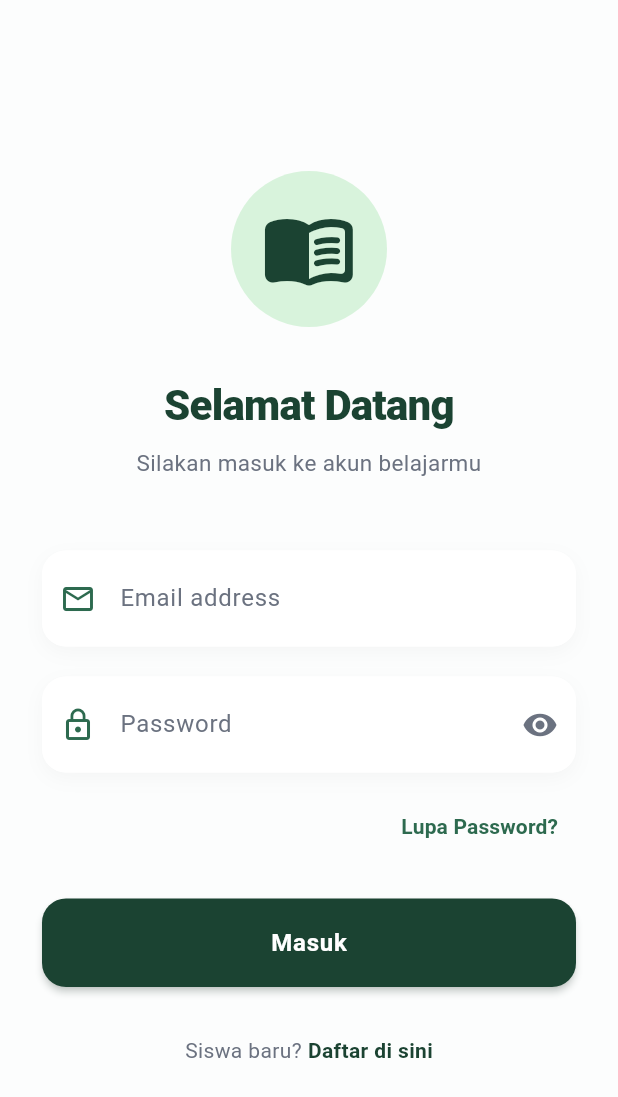
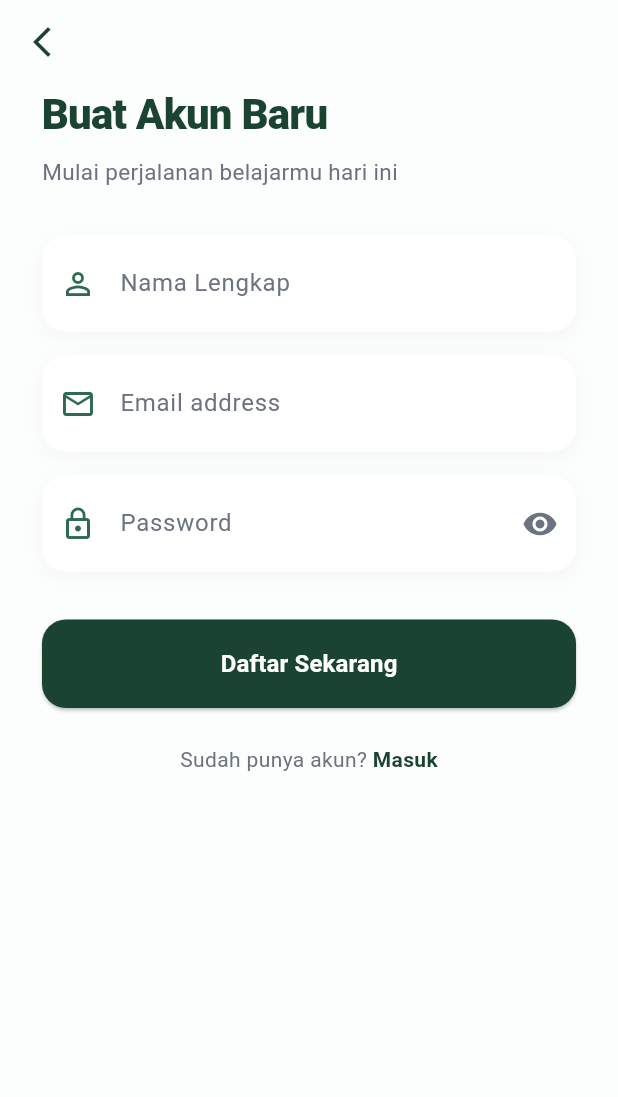
Before and after one commit to Septianhutasoit/Sister_MicroServices_ELearning, a Flutter app: the screen it shows after launch, after a tap on "Daftar di sini", on a phone screen of 412 x 824 dp. Shown: the top 1097 px of the screen. Run offline on Flutter 3.47's test engine with Material 3 defaults, Android fonts, the phone set to English and light mode, and no system bars.

Commit message:
registerlo

```diff
--- a/mobile-app/lib/features/auth/pages/login_page.dart
+++ b/mobile-app/lib/features/auth/pages/login_page.dart
@@ -1,4 +1,6 @@
 import 'package:flutter/material.dart';
+import 'register_page.dart';
+import 'forgot_password_page.dart';
 import '../../../core/theme/app_colors.dart';
 
 class LoginPage extends StatefulWidget {
@@ -169,7 +171,16 @@ class _LoginPageState extends State<LoginPage> {
                 Align(
                   alignment: Alignment.centerRight,
                   child: TextButton(
-                    onPressed: () {},
+                    // 👇 BAGIAN INI DIUBAH 👇
+                    onPressed: () {
+                      Navigator.push(
+                        context,
+                        MaterialPageRoute(
+                          builder: (context) => const ForgotPasswordPage(),
+                        ),
+                      );
+                    },
+                    // 👆 SAMPAI SINI 👆
                     style: TextButton.styleFrom(
                       foregroundColor: AppColors.primaryLight,
                     ),
@@ -184,6 +195,7 @@ class _LoginPageState extends State<LoginPage> {
                 // --- TOMBOL MASUK ---
                 ElevatedButton(
                   onPressed: () {
+                    // Nanti ini untuk route ke Dashboard setelah API siap
                     print("Login ke E-Learning...");
                   },
                   style: ElevatedButton.styleFrom(
@@ -219,7 +231,16 @@ class _LoginPageState extends State<LoginPage> {
                     ),
                     const SizedBox(width: 4),
                     GestureDetector(
-                      onTap: () {},
+                      // 👇 BAGIAN INI DIUBAH 👇
+                      onTap: () {
+                        Navigator.push(
+                          context,
+                          MaterialPageRoute(
+                            builder: (context) => const RegisterPage(),
+                          ),
+                        );
+                      },
+                      // 👆 SAMPAI SINI 👆
                       child: const Text(
                         "Daftar di sini",
                         style: TextStyle(
--- /dev/null
+++ b/mobile-app/lib/features/auth/pages/register_page.dart
@@ -0,0 +1,181 @@
+import 'package:flutter/material.dart';
+import '../../../core/theme/app_colors.dart';
+
+class RegisterPage extends StatefulWidget {
+  const RegisterPage({super.key});
+
+   @override
+  State<RegisterPage> createState() => _RegisterPageState();
+}
+
+class _RegisterPageState extends State<RegisterPage> {
+  bool _isPasswordVisible = false;
+
+  @override
+  Widget build(BuildContext context) {
+    return Scaffold(
+      backgroundColor: AppColors.background,
+      appBar: AppBar(
+        backgroundColor: Colors.transparent,
+        elevation: 0,
+        leading: IconButton(
+          icon: const Icon(Icons.arrow_back_ios_new, color: AppColors.primary),
+          onPressed: () => Navigator.pop(context), // Tombol kembali
+        ),
+      ),
+      body: SafeArea(
+        child: SingleChildScrollView(
+          padding: const EdgeInsets.symmetric(horizontal: 28.0),
+          child: Column(
+            crossAxisAlignment: CrossAxisAlignment.stretch,
+            children: [
+              const Text(
+                "Buat Akun Baru",
+                style: TextStyle(
+                  fontSize: 28,
+                  fontWeight: FontWeight.w800,
+                  color: AppColors.primary,
+                  letterSpacing: -0.5,
+                ),
+              ),
+              const SizedBox(height: 8),
+              const Text(
+                "Mulai perjalanan belajarmu hari ini",
+                style: TextStyle(fontSize: 15, color: AppColors.textSecondary),
+              ),
+              const SizedBox(height: 32),
+
+              // --- FORM NAMA LENGKAP ---
+              _buildInputContainer(
+                child: TextField(
+                  decoration: _inputDecoration(
+                    "Nama Lengkap",
+                    Icons.person_outline,
+                  ),
+                ),
+              ),
+              const SizedBox(height: 16),
+
+              // --- FORM EMAIL ---
+              _buildInputContainer(
+                child: TextField(
+                  keyboardType: TextInputType.emailAddress,
+                  decoration: _inputDecoration(
+                    "Email address",
+                    Icons.email_outlined,
+                  ),
+                ),
+              ),
+              const SizedBox(height: 16),
+
+              // --- FORM PASSWORD ---
+              _buildInputContainer(
+                child: TextField(
+                  obscureText: !_isPasswordVisible,
+                  decoration: _inputDecoration("Password", Icons.lock_outline)
+                      .copyWith(
+                        suffixIcon: IconButton(
+                          icon: Icon(
+                            _isPasswordVisible
+                                ? Icons.visibility_off
+                                : Icons.visibility,
+                            color: AppColors.textSecondary,
+                          ),
+                          onPressed: () {
+                            setState(() {
+                              _isPasswordVisible = !_isPasswordVisible;
+                            });
+                          },
+                        ),
+                      ),
+                ),
+              ),
+              const SizedBox(height: 32),
+
+              // --- TOMBOL DAFTAR ---
+              ElevatedButton(
+                onPressed: () {},
+                style: _buttonStyle(),
+                child: const Text(
+                  "Daftar Sekarang",
+                  style: TextStyle(fontSize: 16, fontWeight: FontWeight.bold),
+                ),
+              ),
+              const SizedBox(height: 24),
+
+              // --- SUDAH PUNYA AKUN ---
+              Row(
+                mainAxisAlignment: MainAxisAlignment.center,
+                children: [
+                  const Text(
+                    "Sudah punya akun? ",
+                    style: TextStyle(color: AppColors.textSecondary),
+                  ),
+                  GestureDetector(
+                    onTap: () => Navigator.pop(context), // Kembali Login
+                    child: const Text(
+                      "Masuk",
+                      style: TextStyle(
+                        color: AppColors.primary,
+                        fontWeight: FontWeight.bold,
+                      ),
+                    ),
+                  ),
+                ],
+              ),
+            ],
+          ),
+        ),
+      ),
+    );
+  }
+
+
+  Widget _buildInputContainer({required Widget child}) {
+    return Container(
+      decoration: BoxDecoration(
+        color: AppColors.surface,
+        borderRadius: BorderRadius.circular(16),
+        boxShadow: [
+          BoxShadow(
+            color: Colors.black.withOpacity(0.03),
+            blurRadius: 10,
+            offset: const Offset(0, 4),
+          ),
+        ],
+      ),
+      child: child,
+    );
+  }
+
+  InputDecoration _inputDecoration(String hint, IconData icon) {
+    return InputDecoration(
+      hintText: hint,
+      hintStyle: const TextStyle(
+        color: AppColors.textSecondary,
+        fontWeight: FontWeight.normal,
+      ),
+      prefixIcon: Icon(icon, color: AppColors.primaryLight),
+      filled: true,
+      fillColor: AppColors.surface,
+      contentPadding: const EdgeInsets.symmetric(vertical: 20),
+      border: OutlineInputBorder(
+        borderRadius: BorderRadius.circular(16),
+        borderSide: BorderSide.none,
+      ),
+      focusedBorder: OutlineInputBorder(
+        borderRadius: BorderRadius.circular(16),
+        borderSide: const BorderSide(color: AppColors.primary, width: 1.5),
+      ),
+    );
+  }
+
+  ButtonStyle _buttonStyle() {
+    return ElevatedButton.styleFrom(
+      backgroundColor: AppColors.primary,
+      foregroundColor: Colors.white,
+      padding: const EdgeInsets.symmetric(vertical: 18),
+      shape: RoundedRectangleBorder(borderRadius: BorderRadius.circular(16)),
+    );
+  }
+}
--- a/mobile-app/lib/main.dart
+++ b/mobile-app/lib/main.dart
@@ -1,5 +1,7 @@
 import 'package:flutter/material.dart';
+import 'core/theme/app_colors.dart';
 import 'features/auth/pages/login_page.dart';
+
 void main() {
   runApp(const MyApp());
 }
@@ -11,10 +13,12 @@ class MyApp extends StatelessWidget {
   Widget build(BuildContext context) {
     return MaterialApp(
       title: 'E-Learning App',
-      debugShowCheckedModeBanner:
-          false,
+      debugShowCheckedModeBanner: false,
       theme: ThemeData(
-        colorScheme: ColorScheme.fromSeed(seedColor: const Color(0xFF1B4332)),
+        // 👇 Memanggil warna langsung dari file app_colors.dart
+        colorScheme: ColorScheme.fromSeed(seedColor: AppColors.primary),
+        // Menyeragamkan warna background seluruh aplikasi
+        scaffoldBackgroundColor: AppColors.background,
         useMaterial3: true,
       ),
       home: const LoginPage(),
```
Also changed, not shown: mobile-app/lib/features/auth/pages/forgot_password_page.dart (added, +120 -0 lines), mobile-app/lib/features/auth/pages/reset_password_page.dart (added, +130 -0 lines).
